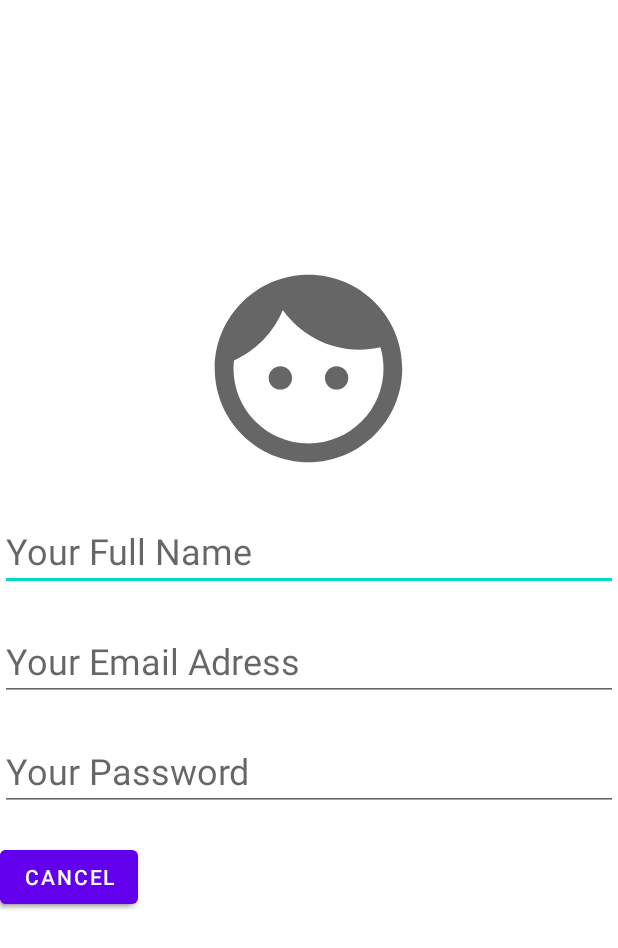
After one commit to noahvogt/mini-project, an Android app: the layout popup.xml on its own in the app's theme, with its tools: preview values and no code run, on a phone screen of 412 x 824 dp. The commit adds this screen. Shown: the top 948 px of the screen. Run offline under Robolectric (Android 15) with nearby library versions, the phone set to English and light mode, and no system bars.

Commit message:
alpha version of email popop window feature

```diff
--- a/app/src/main/java/com/noahvogt/miniprojekt/MainActivity.java
+++ b/app/src/main/java/com/noahvogt/miniprojekt/MainActivity.java
@@ -3,11 +3,16 @@ package com.noahvogt.miniprojekt;
 import android.os.Bundle;
 import android.view.View;
 import android.view.Menu;
+import android.webkit.WebHistoryItem;
+import android.widget.Button;
+import android.widget.EditText;
+import android.widget.TextView;
 
 import com.google.android.material.floatingactionbutton.FloatingActionButton;
 import com.google.android.material.snackbar.Snackbar;
 import com.google.android.material.navigation.NavigationView;
 
+import androidx.appcompat.app.AlertDialog;
 import androidx.navigation.NavController;
 import androidx.navigation.Navigation;
 import androidx.navigation.ui.AppBarConfiguration;
@@ -19,6 +24,14 @@ import androidx.appcompat.widget.Toolbar;
 public class MainActivity extends AppCompatActivity {
 
     private AppBarConfiguration mAppBarConfiguration;
+
+    private AlertDialog.Builder dialogBuilder;
+    private AlertDialog dialog;
+    private EditText newemail_name, newemail_email, newemail_password;
+    private Button newemail_save_button, newemail_cancel_button;
+
+    public MainActivity() {
+    }
 
     @Override
     protected void onCreate(Bundle savedInstanceState) {
@@ -60,4 +73,47 @@ public class MainActivity extends AppCompatActivity {
         return NavigationUI.navigateUp(navController, mAppBarConfiguration)
                 || super.onSupportNavigateUp();
     }
+
+    public void onClick(View view) {
+        // change inbox text (WARNING: throws error whenever drafts oder sent is active instead of inbox)
+        //TextView text = (TextView) findViewById(R.id.text_home);
+        //text.setText("Mail has been SuCceSsFuLlY aDdEd");
+
+        // display snackbar message
+        Snackbar.make(view, "Mail has been SuCceSsFuLlY aDdEd", Snackbar.LENGTH_LONG)
+                .setAction("Action", null).show();
+        createNewEmailDialog();
+    }
+
+
+    public void createNewEmailDialog(){
+        dialogBuilder = new AlertDialog.Builder(this);
+        final View emailPopupView = getLayoutInflater().inflate(R.layout.popup, null);
+        newemail_name = (EditText) emailPopupView.findViewById(R.id.newemailpopup_name);
+        newemail_email = (EditText) emailPopupView.findViewById(R.id.newemailpopup_email);
+        newemail_password = (EditText) emailPopupView.findViewById(R.id.newemailpopup_password);
+
+        newemail_save_button = (Button) emailPopupView.findViewById(R.id.saveButton);
+        newemail_cancel_button = (Button) emailPopupView.findViewById(R.id.cancelButton);
+
+        dialogBuilder.setView(emailPopupView);
+        dialog = dialogBuilder.create();
+        dialog.show();
+
+        newemail_save_button.setOnClickListener(new View.OnClickListener() {
+            @Override
+            public void onClick(View v) {
+                // define save button here
+            }
+        });
+
+        newemail_cancel_button.setOnClickListener(new View.OnClickListener() {
+            @Override
+            public void onClick(View v) {
+                // define save button here
+                dialog.dismiss();
+            }
+        });
+
+    }
 }
--- /dev/null
+++ b/app/src/main/res/drawable/ic_baseline_face_24.xml
@@ -0,0 +1,10 @@
+<vector xmlns:android="http://schemas.android.com/apk/res/android"
+    android:width="24dp"
+    android:height="24dp"
+    android:viewportWidth="24"
+    android:viewportHeight="24"
+    android:tint="?attr/colorControlNormal">
+  <path
+      android:fillColor="@android:color/white"
+      android:pathData="M9,11.75c-0.69,0 -1.25,0.56 -1.25,1.25s0.56,1.25 1.25,1.25 1.25,-0.56 1.25,-1.25 -0.56,-1.25 -1.25,-1.25zM15,11.75c-0.69,0 -1.25,0.56 -1.25,1.25s0.56,1.25 1.25,1.25 1.25,-0.56 1.25,-1.25 -0.56,-1.25 -1.25,-1.25zM12,2C6.48,2 2,6.48 2,12s4.48,10 10,10 10,-4.48 10,-10S17.52,2 12,2zM12,20c-4.41,0 -8,-3.59 -8,-8 0,-0.29 0.02,-0.58 0.05,-0.86 2.36,-1.05 4.23,-2.98 5.21,-5.37C11.07,8.33 14.05,10 17.42,10c0.78,0 1.53,-0.09 2.25,-0.26 0.21,0.71 0.33,1.47 0.33,2.26 0,4.41 -3.59,8 -8,8z"/>
+</vector>
--- a/app/src/main/res/layout/activity_main.xml
+++ b/app/src/main/res/layout/activity_main.xml
@@ -27,12 +27,13 @@
         <Button
             android:id="@+id/button"
             android:layout_width="wrap_content"
+            android:layout_height="wrap_content"
             android:layout_gravity="bottom|right"
-            android:layout_height="wrap_content"
+            android:layout_marginRight="20dp"
+            android:layout_marginBottom="20dp"
+            android:onClick="onClick"
             android:paddingLeft="10dp"
             android:paddingRight="10dp"
-            android:layout_marginRight="20dp"
-            android:layout_marginBottom="20dp"
             android:text="Add Email" />
     </com.google.android.material.navigation.NavigationView>
 </androidx.drawerlayout.widget.DrawerLayout>
--- /dev/null
+++ b/app/src/main/res/layout/popup.xml
@@ -0,0 +1,96 @@
+<?xml version="1.0" encoding="utf-8"?>
+<androidx.constraintlayout.widget.ConstraintLayout xmlns:android="http://schemas.android.com/apk/res/android"
+    xmlns:app="http://schemas.android.com/apk/res-auto"
+    xmlns:tools="http://schemas.android.com/tools"
+    android:layout_width="match_parent"
+    android:layout_height="match_parent"
+    android:orientation="vertical">
+
+    <ImageView
+        android:id="@+id/newlisticon"
+        android:layout_width="150dp"
+        android:layout_height="150dp"
+        android:background="@drawable/ic_baseline_face_24"
+
+        app:layout_constraintBottom_toBottomOf="parent"
+        app:layout_constraintEnd_toEndOf="parent"
+        app:layout_constraintHorizontal_bias="0.498"
+        app:layout_constraintStart_toStartOf="parent"
+        app:layout_constraintTop_toTopOf="parent"
+        app:layout_constraintVertical_bias="0.253" />
+
+    <EditText
+        android:id="@+id/newemailpopup_name"
+        android:layout_width="0dp"
+        android:layout_height="wrap_content"
+
+
+        android:layout_marginTop="20dp"
+        app:layout_constraintEnd_toEndOf="parent"
+        app:layout_constraintHorizontal_bias="1.0"
+        app:layout_constraintStart_toStartOf="parent"
+        app:layout_constraintTop_toBottomOf="@+id/newlisticon"
+
+        android:textSize="24sp"
+        android:hint="Your Full Name"
+        />
+
+    <EditText
+        android:id="@+id/newemailpopup_email"
+        android:layout_width="0dp"
+        android:layout_height="wrap_content"
+
+
+        android:layout_marginTop="20dp"
+        android:textSize="24sp"
+        android:hint="Your Email Adress"
+
+        app:layout_constraintEnd_toEndOf="parent"
+        app:layout_constraintHorizontal_bias="0.0"
+        app:layout_constraintStart_toStartOf="parent"
+
+        app:layout_constraintTop_toBottomOf="@+id/newemailpopup_name" />
+
+    <EditText
+        android:id="@+id/newemailpopup_password"
+        android:layout_width="0dp"
+        android:layout_height="wrap_content"
+
+
+        android:layout_marginTop="20dp"
+        android:textSize="24sp"
+        android:hint="Your Password"
+
+        app:layout_constraintEnd_toEndOf="parent"
+        app:layout_constraintHorizontal_bias="0.0"
+        app:layout_constraintStart_toStartOf="parent"
+
+        app:layout_constraintTop_toBottomOf="@+id/newemailpopup_email" />
+
+    <Button
+        android:id="@+id/saveButton"
+        android:layout_width="wrap_content"
+        android:layout_height="wrap_content"
+
+        android:text="Save"
+
+        android:layout_marginTop="20dp"
+        app:layout_constraintTop_toBottomOf="@+id/newemailpopup_password"
+
+        tools:ignore="MissingConstraints"
+        tools:layout_editor_absoluteX="61dp" />
+
+    <Button
+        android:id="@+id/cancelButton"
+        android:layout_width="wrap_content"
+        android:layout_height="wrap_content"
+
+        android:text="Cancel"
+
+        android:layout_marginTop="20dp"
+        app:layout_constraintTop_toBottomOf="@+id/newemailpopup_password"
+
+        tools:ignore="MissingConstraints"
+        tools:layout_editor_absoluteX="249dp" />
+
+</androidx.constraintlayout.widget.ConstraintLayout>
```
